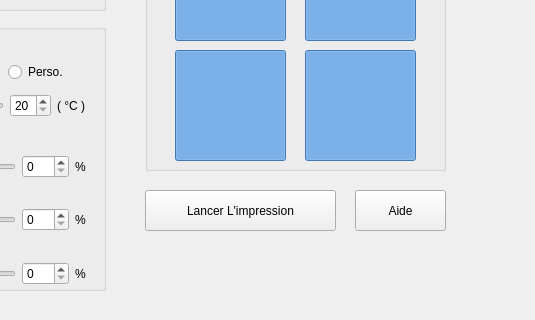
First picture: the form in src/Page/PrinterPage.ui, repository polybox3d/polybox, before the edit; both pictures show x 265 to 800 and y 230 to 550 of the 800 by 550 pixel window.
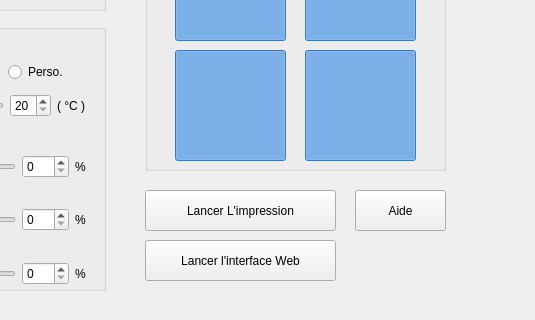
Second picture: the form after the edit. Icons and pictures are not drawn. Custom widgets are drawn as their Qt base class.

What changed in the file:
```diff
--- a/src/Page/PrinterPage.ui
+++ b/src/Page/PrinterPage.ui
@@ -640,6 +640,23 @@
     <string>Filament non bloqué</string>
    </property>
   </widget>
+  <widget class="QPushButton" name="startWebInterface">
+   <property name="geometry">
+    <rect>
+     <x>410</x>
+     <y>470</y>
+     <width>191</width>
+     <height>41</height>
+    </rect>
+   </property>
+   <property name="text">
+    <string>Lancer l'interface Web</string>
+   </property>
+   <property name="icon">
+    <iconset resource="../ressources.qrc">
+     <normaloff>:/img/img/broadcast.png</normaloff>:/img/img/broadcast.png</iconset>
+   </property>
+  </widget>
  </widget>
  <customwidgets>
   <customwidget>
```
